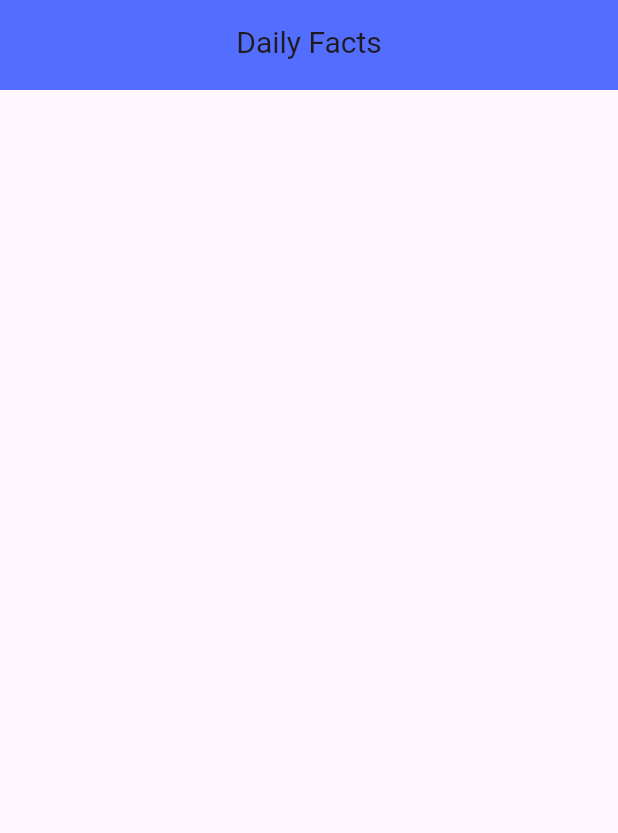
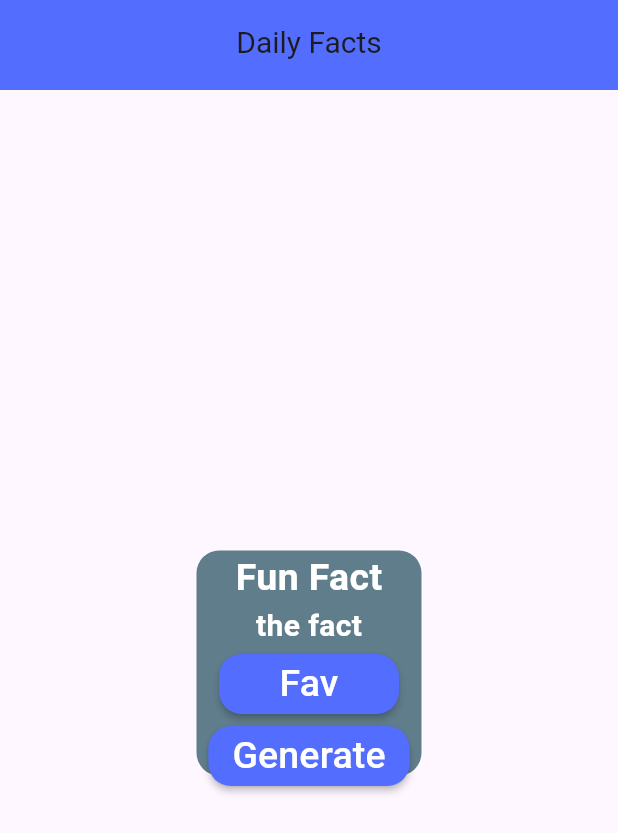
Before and after one commit to monyemad/facts_project, a Flutter app: the screen it shows after launch, on a phone screen of 412 x 824 dp. Shown: the top 833 px of the screen. Run offline on Flutter 3.47's test engine with Material 3 defaults, Android fonts, the phone set to English and light mode, and no system bars.

Commit message:
omnia commit

```diff
--- a/lib/screen/home_page.dart
+++ b/lib/screen/home_page.dart
@@ -1,4 +1,5 @@
 import 'package:course_final_project/widget/custom_app_bar.dart';
+import 'package:course_final_project/widget/custom_button.dart';
 import 'package:flutter/material.dart';
 
 class HomeScreen extends StatelessWidget {
@@ -8,9 +9,36 @@ class HomeScreen extends StatelessWidget {
   Widget build(BuildContext context) {
     return Scaffold(
       appBar: CustomAppBar(text: "Daily Facts"),
-      body: Container(
-        decoration: BoxDecoration(
-
+      body: Center(
+        child: Container(
+          height: 150,
+          width: 150,
+          decoration: BoxDecoration(
+            borderRadius: BorderRadius.circular(15),
+            color: Colors.blueGrey,
+          ),
+          child: Column(
+            children: [
+              Text(
+                "Fun Fact",
+                style: TextStyle(
+                  fontSize: 25,
+                  fontWeight: FontWeight.bold,
+                  color: Colors.white,
+                ),
+              ),
+              Text(
+                "the fact",
+                style: TextStyle(
+                  fontSize: 20,
+                  fontWeight: FontWeight.bold,
+                  color: Colors.white,
+                ),
+              ),
+              CustomButton(text: 'Fav', onPressed: () {  },),
+              CustomButton(text: 'Generate', onPressed: () {  },),
+            ],
+          ),
         ),
       ),
     );
--- /dev/null
+++ b/lib/widget/custom_button.dart
@@ -0,0 +1,23 @@
+import 'package:flutter/material.dart';
+
+class CustomButton extends StatelessWidget {
+  const CustomButton({
+    super.key,required this.text, required this.onPressed,
+  });
+  final String text;
+  final VoidCallback onPressed;
+
+  @override
+  Widget build(BuildContext context) {
+    return MaterialButton(
+      onPressed: onPressed,
+      minWidth: 120,
+      height: 40,
+      color: Colors.indigoAccent,
+      shape: RoundedRectangleBorder(
+        borderRadius: BorderRadius.circular(15),
+      ),
+      child: Text(text,style: TextStyle(fontSize: 25,color: Colors.white),),
+    );
+  }
+}
```
